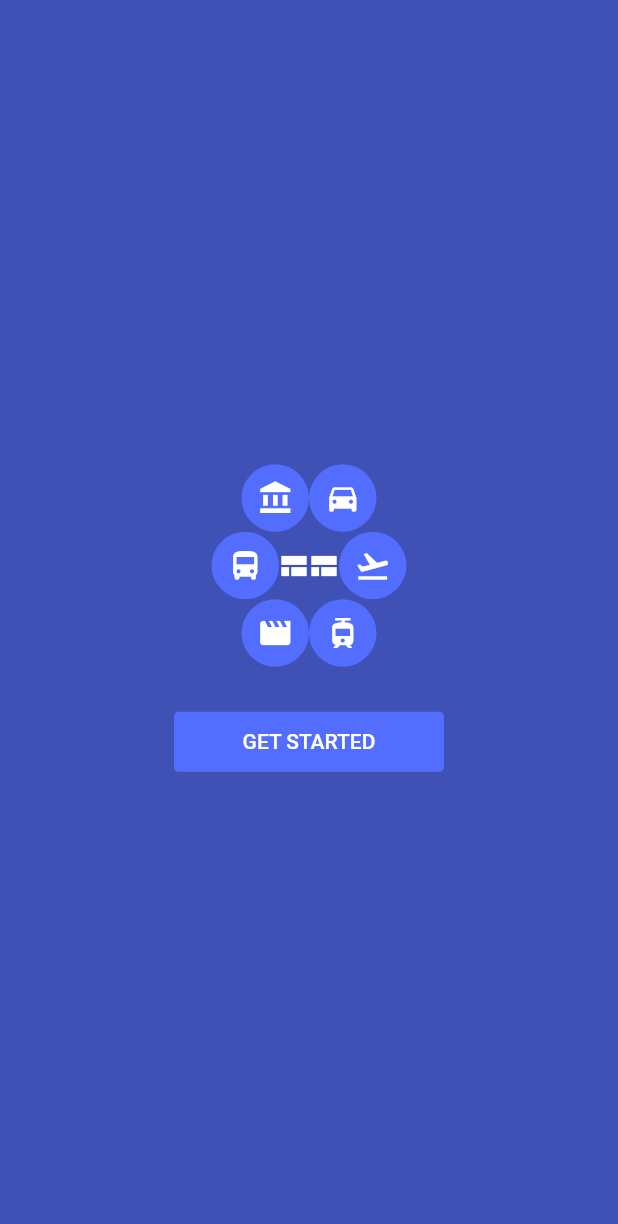
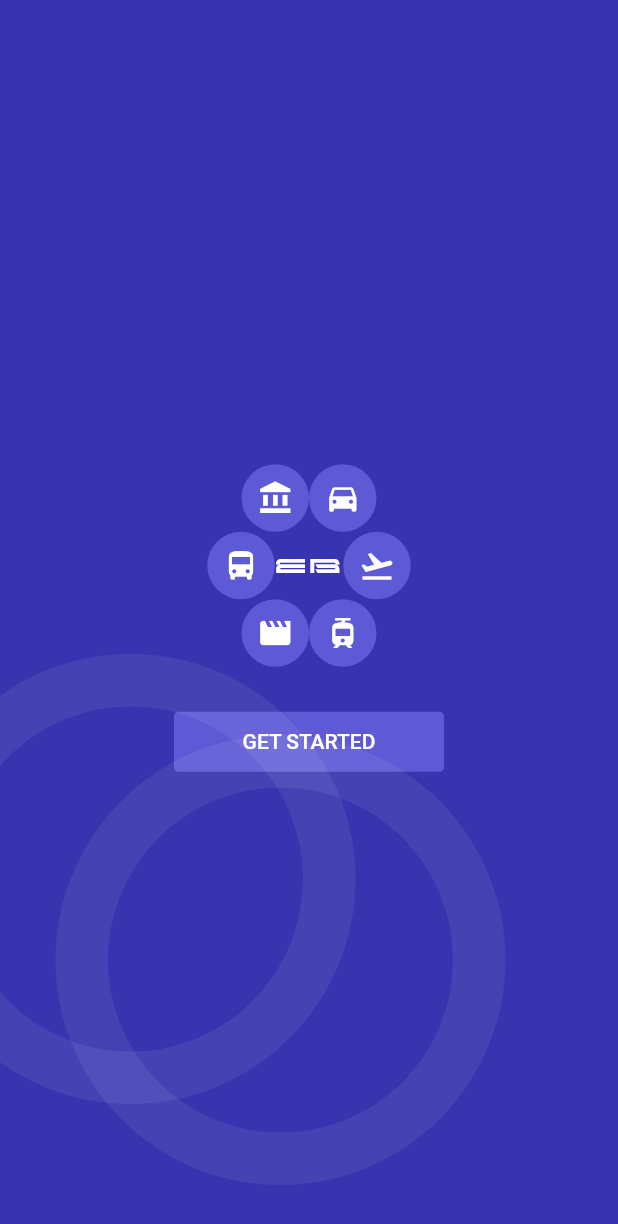
Before and after one commit to eagskunst/Express-Booking-App, a Flutter app: the screen it shows after launch, on a phone screen of 412 x 824 dp. Shown: the top 1224 px of the screen. Run offline on Flutter 3.47's test engine with Material 2 defaults, Android fonts, the phone set to English and light mode, and no system bars.

Commit message:
Fonts, final adjust in landing and start of login

```diff
--- /dev/null
+++ b/lib/app_icon.dart
@@ -0,0 +1,22 @@
+import 'package:flutter/material.dart';
+
+class AppIcon extends StatelessWidget {
+  double font_size;
+  Color font_color;
+
+  AppIcon(this.font_size, this.font_color);
+
+  @override
+  Widget build(BuildContext context) {
+    return Text(
+      'EB',
+      style: TextStyle(
+          color: font_color,
+          fontFamily: "Red Seven",
+          fontSize: font_size,
+          letterSpacing: 2
+      ),
+      textAlign: TextAlign.center,
+    );
+  }
+}
--- a/lib/landing.dart
+++ /dev/null
@@ -1,39 +0,0 @@
-import 'package:express_booking_app/landing_icon_list.dart';
-import 'package:flutter/material.dart';
-
-class Landing extends StatelessWidget {
-  @override
-  Widget build(BuildContext context) {
-    return Scaffold(
-      backgroundColor: Colors.indigo,
-      body: Container(
-        width: MediaQuery.of(context).size.width,
-        height: MediaQuery.of(context).size.height,
-        child: Center(
-          child: Column(
-            mainAxisAlignment: MainAxisAlignment.center,
-            children: <Widget>[
-              LandingIconsList(),
-              Container(
-                width: 180,
-                height: 40,
-                margin: EdgeInsets.only(
-                  top: 30.0
-                ),
-                child: FlatButton(
-                  onPressed: ()=>{},
-                  child: Text('GET STARTED'),
-                  color: Colors.indigoAccent,
-                  textColor: Colors.white,
-                  shape: RoundedRectangleBorder(
-                    borderRadius: BorderRadius.all(Radius.circular(3.0)),
-                  ),
-                ),
-              ),
-            ],
-          ),
-        ),
-      )
-    );
-  }
-}
--- /dev/null
+++ b/lib/landing/landing.dart
@@ -0,0 +1,19 @@
+import 'package:flutter/material.dart';
+import 'package:express_booking_app/landing/landing_center_container.dart';
+import 'package:express_booking_app/landing/landing_bottom_circle.dart';
+
+class Landing extends StatelessWidget {
+  @override
+  Widget build(BuildContext context) {
+    return Scaffold(
+      backgroundColor: Color(0xFF3834AF),
+      body: Stack(
+        children: <Widget>[
+          LandingWidgetsContainer(),
+          BottomCircle(436,-50),
+          BottomCircle(490,-150),
+        ],
+      )
+    );
+  }
+}
--- /dev/null
+++ b/lib/landing/landing_bottom_circle.dart
@@ -0,0 +1,29 @@
+import 'package:flutter/material.dart';
+
+class BottomCircle extends StatelessWidget {
+
+  double topMargin;
+  double rightMargin;
+
+  BottomCircle(this.topMargin, this.rightMargin);
+
+  @override
+  Widget build(BuildContext context) {
+    return Positioned(
+      child: Container(
+        width: 750,
+        height: 300,
+        decoration: BoxDecoration(
+          shape: BoxShape.circle,
+          border: Border.all(
+              color: Color(0x11FFFFFF),
+              style: BorderStyle.solid,
+              width: 35.0
+          ),
+        ),
+      ),
+      top: topMargin,
+      right: rightMargin,
+    );
+  }
+}
--- /dev/null
+++ b/lib/landing/landing_center_container.dart
@@ -0,0 +1,39 @@
+import 'package:express_booking_app/login/login.dart';
+import 'package:flutter/material.dart';
+import 'package:express_booking_app/landing/landing_icon_list.dart';
+
+class LandingWidgetsContainer extends StatelessWidget {
+  @override
+  Widget build(BuildContext context) {
+    return Container(
+      width: MediaQuery.of(context).size.width,
+      height: MediaQuery.of(context).size.height,
+      child: Center(
+        child: Column(
+          mainAxisAlignment: MainAxisAlignment.center,
+          children: <Widget>[
+            LandingIconsList(),
+            Container(
+              width: 180,
+              height: 40,
+              margin: EdgeInsets.only(
+                  top: 30.0
+              ),
+              child: FlatButton(
+                onPressed: (){
+                  Navigator.push(context, MaterialPageRoute(builder: (context) => Login()));
+                },
+                child: Text('GET STARTED'),
+                color: Color(0xff5E5AD5),
+                textColor: Colors.white,
+                shape: RoundedRectangleBorder(
+                  borderRadius: BorderRadius.all(Radius.circular(3.0)),
+                ),
+              ),
+            ),
+          ],
+        ),
+      ),
+    );
+  }
+}
--- a/lib/landing_icon.dart
+++ b/lib/landing/landing_icon.dart
@@ -13,7 +13,7 @@ class LandingIcon extends StatelessWidget {
       width: 45.0,
       decoration: BoxDecoration(
         shape: BoxShape.circle,
-        color: Colors.indigoAccent
+        color: Color(0xff5E5AD5)
       ),
       child: Center(
         child: Icon(
--- a/lib/landing_icon_list.dart
+++ b/lib/landing/landing_icon_list.dart
@@ -1,4 +1,5 @@
-import 'package:express_booking_app/landing_icon.dart';
+import 'package:express_booking_app/app_icon.dart';
+import 'package:express_booking_app/landing/landing_icon.dart';
 import 'package:flutter/material.dart';
 
 class LandingIconsList extends StatelessWidget {
@@ -22,16 +23,7 @@ class LandingIconsList extends StatelessWidget {
       mainAxisAlignment: MainAxisAlignment.center,
       children: <Widget>[
         LandingIcon(icon3),
-        Icon(
-          Icons.view_comfy,
-          color: Colors.white,
-          size: 20,
-        ),
-        Icon(
-          Icons.view_comfy,
-          color: Colors.white,
-          size: 20,
-        ),
+        AppIcon(14, Colors.white),
         LandingIcon(icon4)
       ],
     );
--- /dev/null
+++ b/lib/login/login.dart
@@ -0,0 +1,24 @@
+import 'package:flutter/material.dart';
+
+class Login extends StatelessWidget {
+  @override
+  Widget build(BuildContext context) {
+    return Scaffold(
+      appBar: AppBar(
+        leading: InkWell(
+          child: Icon(
+            Icons.arrow_back_ios,
+            color: Color(0xFF3834AF),
+          ),
+          onTap: (){
+            Navigator.pop(context);
+          },
+        ),
+        elevation: 0.0,
+      ),
+      body: Container(
+        color: Colors.white,
+      ),
+    );
+  }
+}
--- a/lib/main.dart
+++ b/lib/main.dart
@@ -1,4 +1,4 @@
-import 'package:express_booking_app/landing.dart';
+import 'package:express_booking_app/landing/landing.dart';
 import 'package:flutter/material.dart';
 
 void main() => runApp(MyApp());
@@ -10,7 +10,7 @@ class MyApp extends StatelessWidget {
     return MaterialApp(
       title: 'Express Booking App',
       theme: ThemeData(
-        primarySwatch: Colors.blue,
+        primaryColor: Colors.white
       ),
       home: Landing()
     );
```
Also changed, not shown: pubspec.yaml (+9 -0 lines), fonts/Red-Seven.otf (added), fonts/Roboto-Regular.ttf (added), 1 other file.
